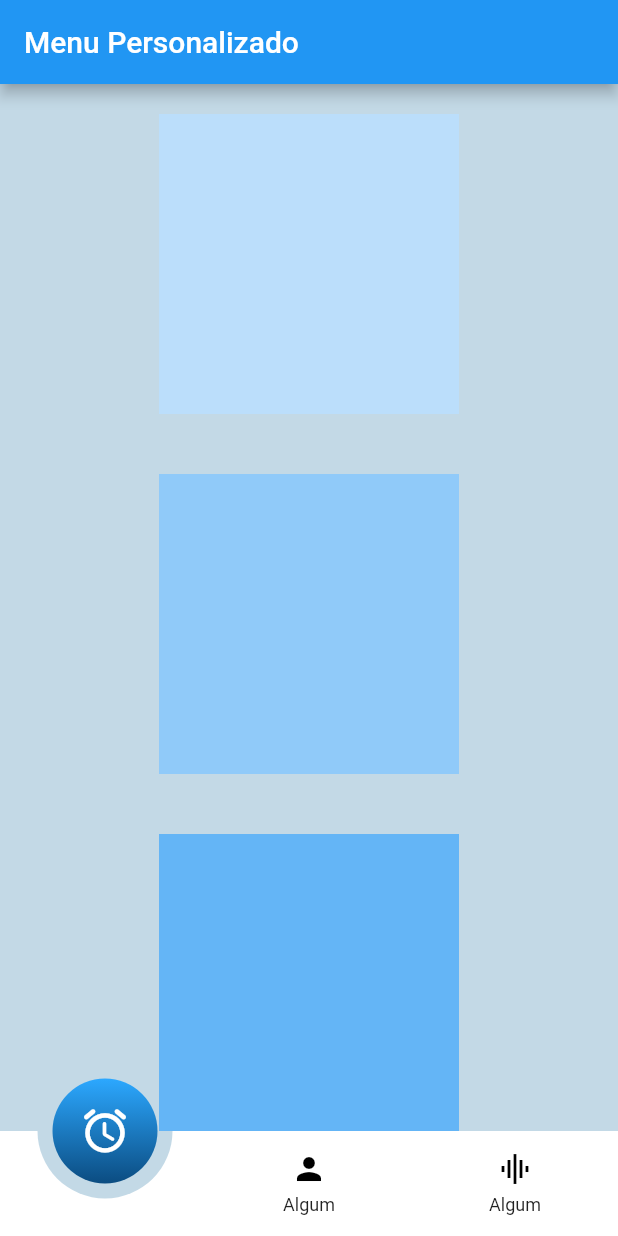
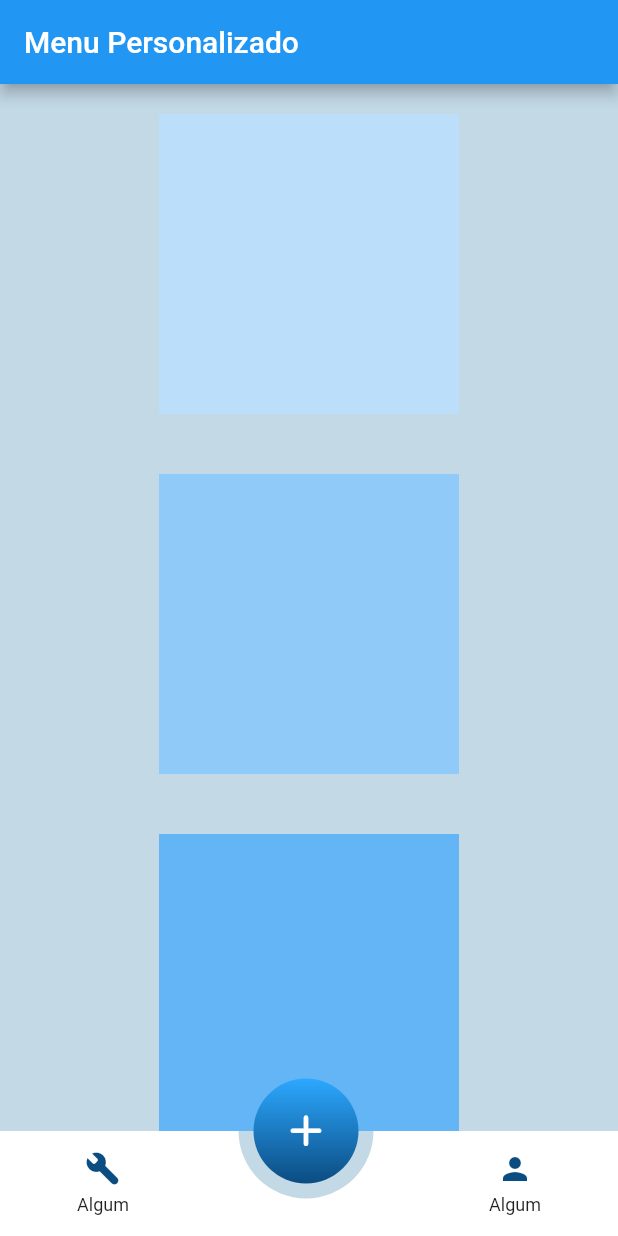
Before and after one commit to brunozupp/teste_lancamentos, a Flutter app: the screen it shows after launch, on a phone screen of 412 x 824 dp. Run offline on Flutter 3.47's test engine with Material 2 defaults, Android fonts, the phone set to English and light mode, and no system bars; our stand-ins replace animated_bottom_navigation_bar, fl_chart, flutter_switch, image_picker, percent_indicator, shared_preferences and 2 more; missing offline and left inert: contrast_checker.

Commit message:
Animação no menu

```diff
--- a/lib/menu_bottom_personalizado/menu_bottom_personalizado.dart
+++ b/lib/menu_bottom_personalizado/menu_bottom_personalizado.dart
@@ -1,4 +1,5 @@
 import 'package:flutter/material.dart';
+import 'package:flutter/widgets.dart';
 
 class MenuBottomPersonalizado extends StatefulWidget {
   const MenuBottomPersonalizado({ Key? key }) : super(key: key);
@@ -9,7 +10,7 @@ class MenuBottomPersonalizado extends StatefulWidget {
 
 class _MenuBottomPersonalizadoState extends State<MenuBottomPersonalizado> {
 
-  var indexAtual = 0;
+  int indexAtual = 1;
 
   List<_Icone> icons = [];
 
@@ -18,11 +19,9 @@ class _MenuBottomPersonalizadoState extends State<MenuBottomPersonalizado> {
     super.initState();
 
     icons = [
-      Icons.access_alarm_rounded,
-      //Icons.engineering,
-      //Icons.home,
-      Icons.person,
-      Icons.graphic_eq
+      Icons.build_rounded,
+      Icons.add_rounded,
+      Icons.person
     ].map((e) => _Icone(
       icon: e,
       key: GlobalKey(),
@@ -65,7 +64,7 @@ class _MenuBottomPersonalizadoState extends State<MenuBottomPersonalizado> {
                           Icon(
                             icons[i].icon,
                             key: icons[i].key,
-                            color: i == indexAtual ? Colors.transparent: Colors.black,
+                            color: i == indexAtual ? Colors.transparent: const Color(0xFF0B4C81),
                           ),
                           const SizedBox(
                             height: 5,
@@ -131,10 +130,28 @@ class _MenuBottomPersonalizadoState extends State<MenuBottomPersonalizado> {
                     end: Alignment.bottomCenter,
                   ),
                 ),
-                child: Icon(
-                  icons[indexAtual].icon,
-                  color: Colors.white,
-                  size: 35,
+                child: AnimatedSwitcher(
+                  duration: const Duration(milliseconds: 600),
+                  transitionBuilder: (Widget child, Animation<double> animation) {
+                    return AlignTransition(
+                      alignment: Tween<AlignmentGeometry>(
+                        begin: Alignment.bottomCenter,
+                        end: Alignment.center,
+                      ).animate(
+                        CurvedAnimation(
+                          parent: animation,
+                          curve: Curves.linear,
+                        ),
+                      ),
+                      child: child
+                    );
+                  },
+                  child: Icon(
+                    icons[indexAtual].icon,
+                    key: ValueKey(icons[indexAtual]),
+                    color: Colors.white,
+                    size: 35,
+                  ),
                 ),
               ),
             ],
@@ -152,17 +169,19 @@ class _MenuBottomPersonalizadoState extends State<MenuBottomPersonalizado> {
 
   double _position(GlobalKey key) {
 
-    final iconPosition = _getOffsetX(key);
+    var iconPosition = _getOffsetX(key);
+
+    iconPosition ??= (MediaQuery.of(context).size.width / 2) - 12;
 
     if(indexAtual == 0) {
-      return iconPosition == null ? 25 : iconPosition - 35;
+      return iconPosition - 35;
     }
 
     if(indexAtual == icons.length - 1) {
-      return iconPosition! - 30;
+      return iconPosition - 30;
     }
 
-    return iconPosition! - 35;
+    return iconPosition - 35;
   }
 }
 
```
